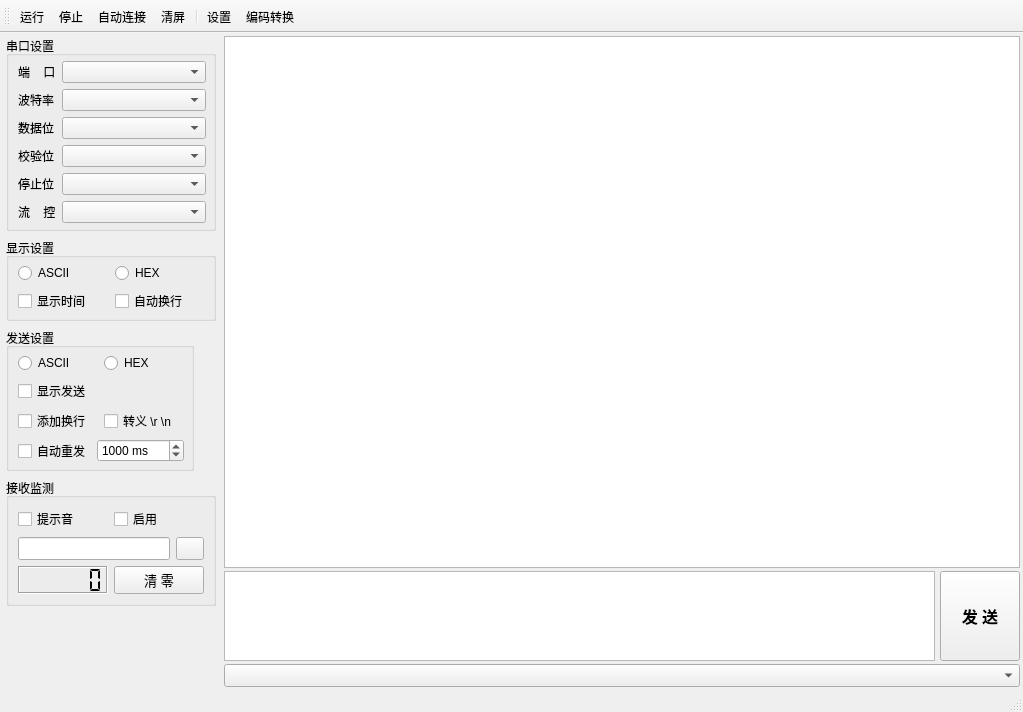
First picture: the form in SerialPort.ui, repository leichau/GSP, before the edit.
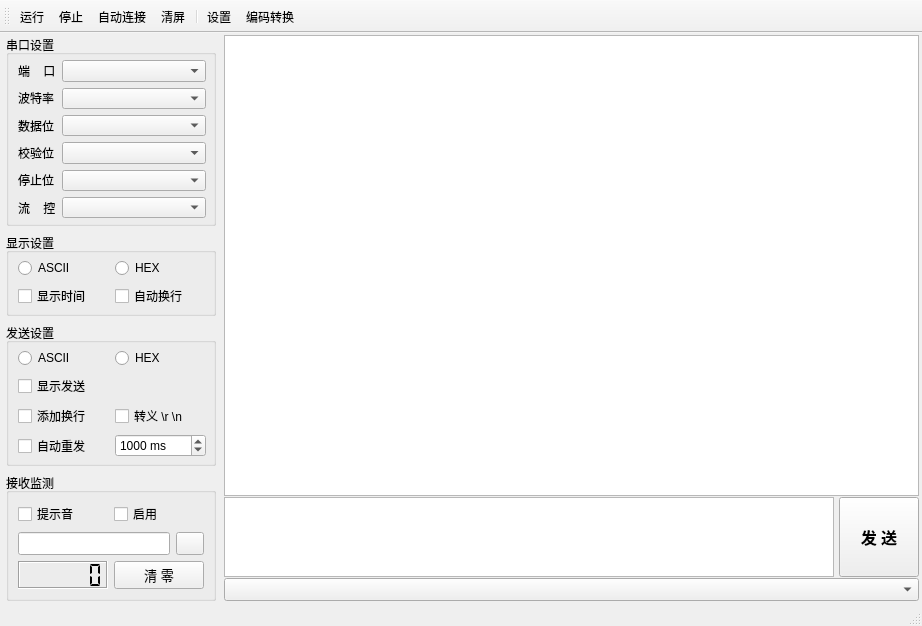
Second picture: the form after the edit. Icons and pictures are not drawn.

What changed in the file:
```diff
--- a/SerialPort.ui
+++ b/SerialPort.ui
@@ -6,8 +6,8 @@
    <rect>
     <x>0</x>
     <y>0</y>
-    <width>1023</width>
-    <height>712</height>
+    <width>922</width>
+    <height>618</height>
    </rect>
   </property>
   <property name="windowTitle">
@@ -28,7 +28,7 @@
      <number>3</number>
     </property>
     <property name="topMargin">
-     <number>3</number>
+     <number>2</number>
     </property>
     <property name="rightMargin">
      <number>3</number>
@@ -71,9 +71,6 @@
          <string>串口设置</string>
         </property>
         <layout class="QHBoxLayout" name="horizontalLayout_3" stretch="1,4">
-         <property name="sizeConstraint">
-          <enum>QLayout::SetDefaultConstraint</enum>
-         </property>
          <property name="topMargin">
           <number>5</number>
          </property>
@@ -85,9 +82,6 @@
          </property>
          <item>
           <layout class="QVBoxLayout" name="verticalLayout_4">
-           <property name="sizeConstraint">
-            <enum>QLayout::SetFixedSize</enum>
-           </property>
            <item>
             <widget class="QLabel" name="labelPort">
              <property name="text">
@@ -134,26 +128,20 @@
          </item>
          <item>
           <layout class="QVBoxLayout" name="verticalLayout_5">
-           <property name="sizeConstraint">
-            <enum>QLayout::SetMaximumSize</enum>
-           </property>
            <item>
             <widget class="QComboBox" name="comboBoxPort">
              <property name="sizePolicy">
-              <sizepolicy hsizetype="Preferred" vsizetype="Fixed">
+              <sizepolicy hsizetype="Preferred" vsizetype="Preferred">
                <horstretch>0</horstretch>
                <verstretch>0</verstretch>
               </sizepolicy>
              </property>
-             <property name="sizeAdjustPolicy">
-              <enum>QComboBox::AdjustToMinimumContentsLength</enum>
-             </property>
             </widget>
            </item>
            <item>
             <widget class="QComboBox" name="comboBoxBaud">
              <property name="sizePolicy">
-              <sizepolicy hsizetype="Preferred" vsizetype="Fixed">
+              <sizepolicy hsizetype="Preferred" vsizetype="Preferred">
                <horstretch>0</horstretch>
                <verstretch>0</verstretch>
               </sizepolicy>
@@ -163,7 +151,7 @@
            <item>
             <widget class="QComboBox" name="comboBoxDataBit">
              <property name="sizePolicy">
-              <sizepolicy hsizetype="Preferred" vsizetype="Fixed">
+              <sizepolicy hsizetype="Preferred" vsizetype="Preferred">
                <horstretch>0</horstretch>
                <verstretch>0</verstretch>
               </sizepolicy>
@@ -173,7 +161,7 @@
            <item>
             <widget class="QComboBox" name="comboBoxParity">
              <property name="sizePolicy">
-              <sizepolicy hsizetype="Preferred" vsizetype="Fixed">
+              <sizepolicy hsizetype="Preferred" vsizetype="Preferred">
                <horstretch>0</horstretch>
                <verstretch>0</verstretch>
               </sizepolicy>
@@ -183,7 +171,7 @@
            <item>
             <widget class="QComboBox" name="comboBoxStopBit">
              <property name="sizePolicy">
-              <sizepolicy hsizetype="Preferred" vsizetype="Fixed">
+              <sizepolicy hsizetype="Preferred" vsizetype="Preferred">
                <horstretch>0</horstretch>
                <verstretch>0</verstretch>
               </sizepolicy>
@@ -193,7 +181,7 @@
            <item>
             <widget class="QComboBox" name="comboBoxFlow">
              <property name="sizePolicy">
-              <sizepolicy hsizetype="Preferred" vsizetype="Fixed">
+              <sizepolicy hsizetype="Preferred" vsizetype="Preferred">
                <horstretch>0</horstretch>
                <verstretch>0</verstretch>
               </sizepolicy>
@@ -297,7 +285,7 @@
       <item>
        <widget class="QGroupBox" name="groupBoxSend">
         <property name="sizePolicy">
-         <sizepolicy hsizetype="Fixed" vsizetype="Preferred">
+         <sizepolicy hsizetype="Preferred" vsizetype="Preferred">
           <horstretch>0</horstretch>
           <verstretch>0</verstretch>
          </sizepolicy>
@@ -601,7 +589,7 @@
     <item>
      <layout class="QVBoxLayout" name="dataLayout" stretch="0,0,0">
       <property name="spacing">
-       <number>3</number>
+       <number>1</number>
       </property>
       <item>
        <widget class="QTextBrowser" name="textBrowser">
@@ -627,7 +615,7 @@
         <item>
          <widget class="QPlainTextEdit" name="plainTextEdit">
           <property name="sizePolicy">
-           <sizepolicy hsizetype="Expanding" vsizetype="Preferred">
+           <sizepolicy hsizetype="Expanding" vsizetype="Minimum">
             <horstretch>0</horstretch>
             <verstretch>0</verstretch>
            </sizepolicy>
@@ -635,7 +623,7 @@
           <property name="maximumSize">
            <size>
             <width>16777215</width>
-            <height>90</height>
+            <height>80</height>
            </size>
           </property>
           <property name="font">
@@ -658,7 +646,6 @@
            <font>
             <family>Arial</family>
             <pointsize>12</pointsize>
-            <weight>75</weight>
             <bold>true</bold>
            </font>
           </property>
@@ -698,6 +685,12 @@
   </widget>
   <widget class="QStatusBar" name="statusBar"/>
   <widget class="QToolBar" name="toolBar">
+   <property name="sizePolicy">
+    <sizepolicy hsizetype="Preferred" vsizetype="Fixed">
+     <horstretch>0</horstretch>
+     <verstretch>0</verstretch>
+    </sizepolicy>
+   </property>
    <property name="windowTitle">
     <string>toolBar</string>
    </property>
```
Left out of the diff: 10 changed lines with no effect on the pictures.
